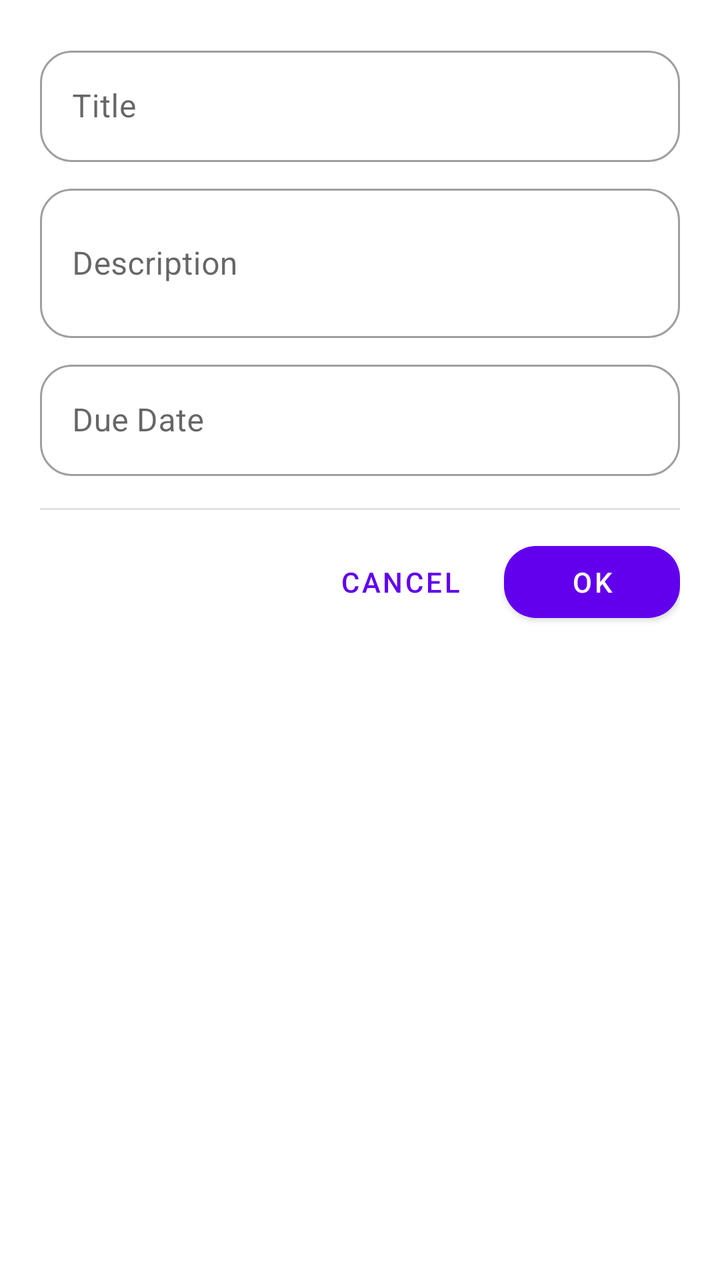
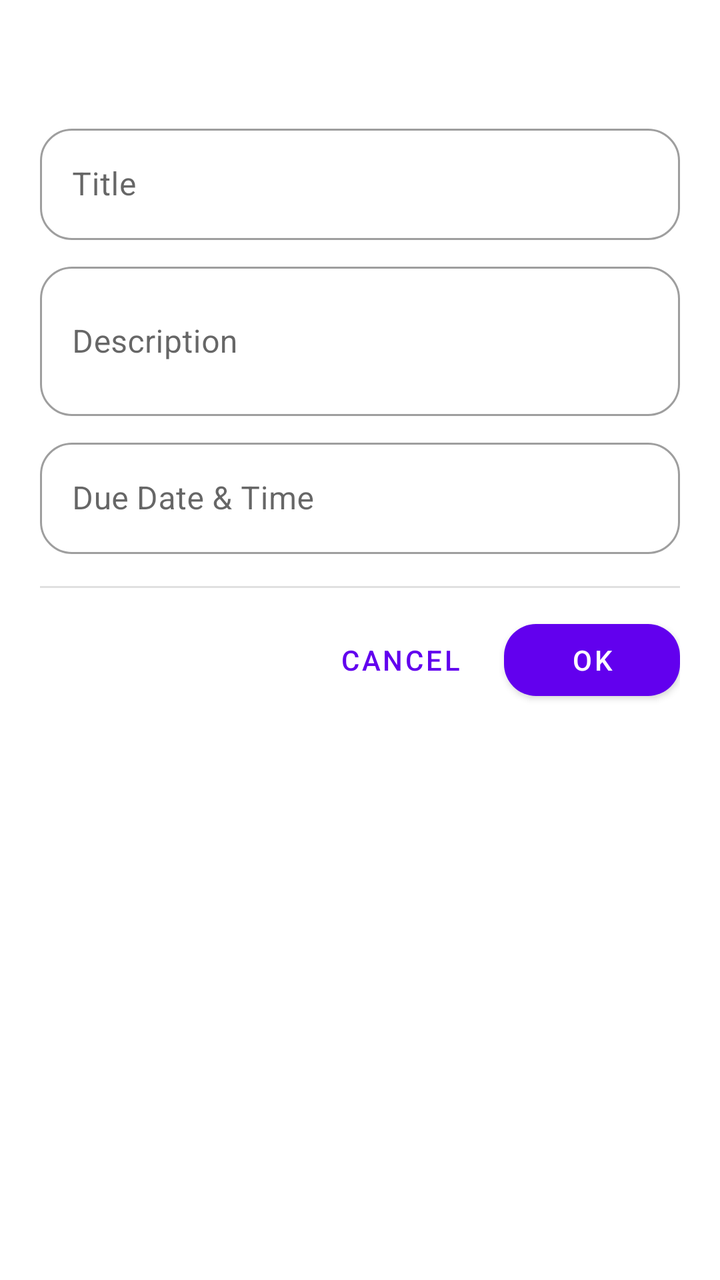

Screens rendered from an Android XML layout before and after an edit, with the pre-edit source and the edit as a unified diff.
<!-- AndroidManifest.xml: application theme Theme.ToDoList -->
<!-- res/layout/dialog_task.xml -->
<?xml version="1.0" encoding="utf-8"?>
<com.google.android.material.card.MaterialCardView
    xmlns:android="http://schemas.android.com/apk/res/android"
    xmlns:app="http://schemas.android.com/apk/res-auto"
    android:layout_width="match_parent"
    android:layout_height="wrap_content"
    app:cardCornerRadius="20dp"
    app:cardElevation="0dp"
    app:cardBackgroundColor="@android:color/white"
    app:strokeWidth="0dp">

    <LinearLayout
        android:layout_width="match_parent"
        android:layout_height="wrap_content"
        android:orientation="vertical"
        android:padding="20dp">

        <com.google.android.material.textfield.TextInputLayout
            android:layout_width="match_parent"
            android:layout_height="wrap_content"
            android:hint="Title"
            style="@style/Widget.MaterialComponents.TextInputLayout.OutlinedBox">

            <EditText
                android:id="@+id/et_title"
                android:layout_width="match_parent"
                android:layout_height="wrap_content"
                android:inputType="text" />

        </com.google.android.material.textfield.TextInputLayout>

        <com.google.android.material.textfield.TextInputLayout
            android:layout_width="match_parent"
            android:layout_height="wrap_content"
            android:layout_marginTop="8dp"
            android:hint="Description"
            style="@style/Widget.MaterialComponents.TextInputLayout.OutlinedBox">

            <EditText
                android:id="@+id/et_description"
                android:layout_width="match_parent"
                android:layout_height="wrap_content"
                android:inputType="textMultiLine"
                android:minLines="2" />

        </com.google.android.material.textfield.TextInputLayout>

        <com.google.android.material.textfield.TextInputLayout
            android:layout_width="match_parent"
            android:layout_height="wrap_content"
            android:layout_marginTop="8dp"
            android:hint="Due Date"
            style="@style/Widget.MaterialComponents.TextInputLayout.OutlinedBox">

            <EditText
                android:id="@+id/et_due_date"
                android:layout_width="match_parent"
                android:layout_height="wrap_content"
                android:inputType="none"
                android:focusable="false"
                android:clickable="true" />

        </com.google.android.material.textfield.TextInputLayout>

        <View
            android:layout_width="match_parent"
            android:layout_height="1dp"
            android:layout_marginTop="16dp"
            android:background="#E0E0E0" />

        <LinearLayout
            android:layout_width="match_parent"
            android:layout_height="wrap_content"
            android:layout_marginTop="12dp"
            android:gravity="end"
            android:orientation="horizontal">

            <com.google.android.material.button.MaterialButton
                android:id="@+id/btn_dialog_cancel"
                android:layout_width="wrap_content"
                android:layout_height="wrap_content"
                android:text="Cancel"
                style="@style/Widget.MaterialComponents.Button.TextButton" />

            <com.google.android.material.button.MaterialButton
                android:id="@+id/btn_dialog_ok"
                android:layout_width="wrap_content"
                android:layout_height="wrap_content"
                android:layout_marginStart="8dp"
                android:text="OK" />

        </LinearLayout>

    </LinearLayout>

</com.google.android.material.card.MaterialCardView>
<!-- resources referenced by this layout -->
<resources>
  <style name="Theme.ToDoList" parent="Theme.MaterialComponents.DayNight.NoActionBar">
          
          <item name="colorPrimary">@color/purple_500</item>
          <item name="colorPrimaryVariant">@color/purple_700</item>
          <item name="colorOnPrimary">@color/white</item>
          
          <item name="colorSecondary">@color/teal_200</item>
          <item name="colorSecondaryVariant">@color/teal_700</item>
          <item name="colorOnSecondary">@color/black</item>
          
          <item name="android:statusBarColor">?attr/colorPrimaryVariant</item>
          
          <item name="shapeAppearanceSmallComponent">@style/ShapeAppearance.ToDoList.SmallComponent</item>
          <item name="shapeAppearanceMediumComponent">@style/ShapeAppearance.ToDoList.MediumComponent</item>
  
          <item name="materialCardViewStyle">@style/CardView.ToDoList</item>
  
      </style>
  <color name="purple_500">#FF6200EE</color>
  <color name="purple_700">#FF3700B3</color>
  <color name="white">#FFFFFFFF</color>
  <color name="teal_200">#FF03DAC5</color>
  <color name="teal_700">#FF018786</color>
  <color name="black">#FF000000</color>
  <style name="ShapeAppearance.ToDoList.SmallComponent" parent="ShapeAppearance.MaterialComponents.SmallComponent">
          <item name="cornerFamily">rounded</item>
          <item name="cornerSize">16dp</item>
      </style>
  <style name="ShapeAppearance.ToDoList.MediumComponent" parent="ShapeAppearance.MaterialComponents.MediumComponent">
          <item name="cornerFamily">rounded</item>
          <item name="cornerSize">24dp</item>
      </style>
  <style name="CardView.ToDoList" parent="Widget.MaterialComponents.CardView">
          <item name="cardCornerRadius">16dp</item>
          <item name="cardElevation">4dp</item>
          <item name="strokeWidth">0dp</item>
      </style>
</resources>

<!-- the commit's change to res/layout/dialog_task.xml (unified diff, before → after) -->
@@ -14,6 +14,15 @@
         android:layout_height="wrap_content"
         android:orientation="vertical"
         android:padding="20dp">
+
+        <TextView
+            android:id="@+id/dialog_title"
+            android:layout_width="wrap_content"
+            android:layout_height="wrap_content"
+            android:layout_marginBottom="12dp"
+            android:textSize="20sp"
+            android:textColor="@color/purple_500"
+            android:textStyle="bold" />
 
         <com.google.android.material.textfield.TextInputLayout
             android:layout_width="match_parent"
@@ -49,7 +58,7 @@
             android:layout_width="match_parent"
             android:layout_height="wrap_content"
             android:layout_marginTop="8dp"
-            android:hint="Due Date"
+            android:hint="Due Date &amp; Time"
             style="@style/Widget.MaterialComponents.TextInputLayout.OutlinedBox">
 
             <EditText
<!-- resource entries referenced after the edit -->
@@ -1,5 +1,6 @@
 <!-- resources referenced by this layout -->
 <resources>
+  <color name="purple_500">#FF6200EE</color>
   <style name="Theme.ToDoList" parent="Theme.MaterialComponents.DayNight.NoActionBar">
           
           <item name="colorPrimary">@color/purple_500</item>
@@ -18,7 +19,6 @@
           <item name="materialCardViewStyle">@style/CardView.ToDoList</item>
   
       </style>
-  <color name="purple_500">#FF6200EE</color>
   <color name="purple_700">#FF3700B3</color>
   <color name="white">#FFFFFFFF</color>
   <color name="teal_200">#FF03DAC5</color>
